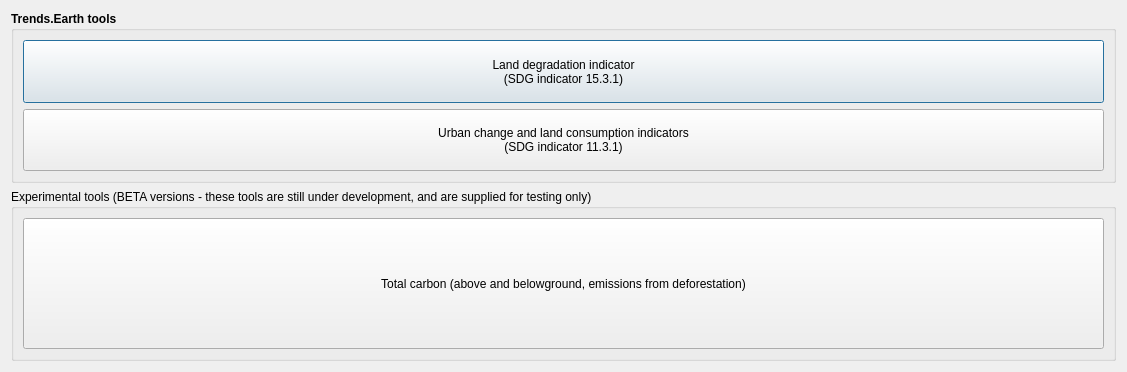
ConservationInternational/trends.earth, file LDMP/gui/DlgCalculate.ui: the form before one commit.
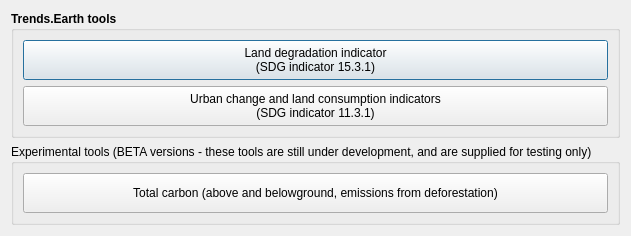
The form after the commit.

```diff
--- a/LDMP/gui/DlgCalculate.ui
+++ b/LDMP/gui/DlgCalculate.ui
@@ -9,12 +9,12 @@
    <rect>
     <x>0</x>
     <y>0</y>
-    <width>1127</width>
-    <height>372</height>
+    <width>561</width>
+    <height>216</height>
    </rect>
   </property>
   <property name="sizePolicy">
-   <sizepolicy hsizetype="Fixed" vsizetype="Expanding">
+   <sizepolicy hsizetype="Fixed" vsizetype="Minimum">
     <horstretch>0</horstretch>
     <verstretch>0</verstretch>
    </sizepolicy>
@@ -26,7 +26,7 @@
    <item>
     <widget class="QGroupBox" name="groupBox">
      <property name="sizePolicy">
-      <sizepolicy hsizetype="Preferred" vsizetype="Expanding">
+      <sizepolicy hsizetype="Preferred" vsizetype="Minimum">
        <horstretch>0</horstretch>
        <verstretch>0</verstretch>
       </sizepolicy>
@@ -99,7 +99,7 @@
    <item>
     <widget class="QGroupBox" name="groupBox_2">
      <property name="sizePolicy">
-      <sizepolicy hsizetype="Preferred" vsizetype="Expanding">
+      <sizepolicy hsizetype="Preferred" vsizetype="Minimum">
        <horstretch>0</horstretch>
        <verstretch>0</verstretch>
       </sizepolicy>
```
